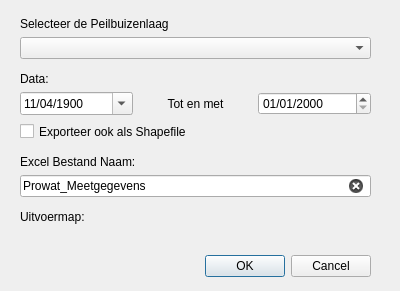
Above: PRW_dialog_base.ui from KRS-dev/PRW_Data_Opvrager before the change. Below: the same form after it.
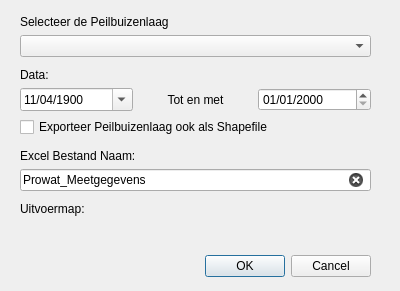
That is the form after the change. Custom widgets are drawn as their Qt base class.

Commit message: fix shapefile out

```diff
--- a/PRW_dialog_base.ui
+++ b/PRW_dialog_base.ui
@@ -35,7 +35,7 @@
      <x>20</x>
      <y>10</y>
      <width>351</width>
-     <height>241</height>
+     <height>231</height>
     </rect>
    </property>
    <layout class="QVBoxLayout" name="verticalLayout">
@@ -122,13 +122,13 @@
     <item>
      <widget class="QCheckBox" name="exportShapefile">
       <property name="sizePolicy">
-       <sizepolicy hsizetype="Minimum" vsizetype="Minimum">
+       <sizepolicy hsizetype="MinimumExpanding" vsizetype="Preferred">
         <horstretch>0</horstretch>
         <verstretch>0</verstretch>
        </sizepolicy>
       </property>
       <property name="text">
-       <string>Exporteer ook als Shapefile</string>
+       <string>Exporteer Peilbuizenlaag ook als Shapefile</string>
       </property>
      </widget>
     </item>
```
The commit also changes 1 other file.
